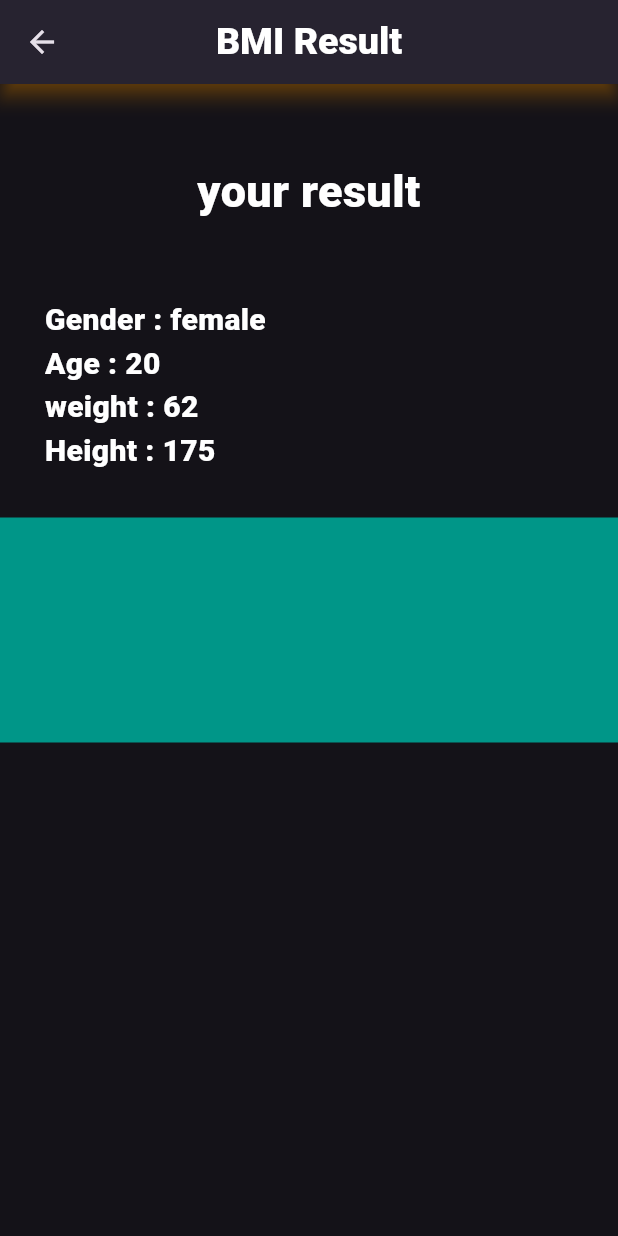
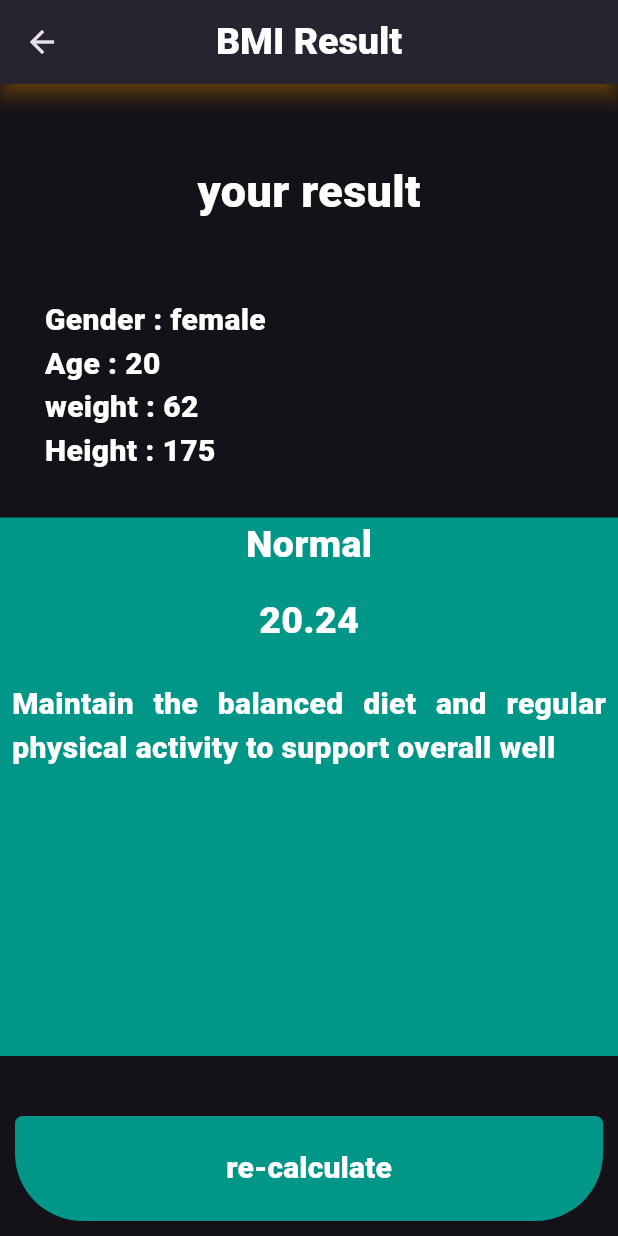
Before and after one commit to Rupeshd/BMI-Calculator, a Flutter app: the screen it shows after launch, after a tap on "Calculate BMI", on a phone screen of 412 x 824 dp. Run offline on Flutter 3.47's test engine with Material 3 defaults, Android fonts, the phone set to English and light mode, and no system bars; Roboto replaces fonts that are missing (Times New Roman).

Commit message:
Initial BMI calculator project

```diff
--- a/lib/data.dart
+++ b/lib/data.dart
@@ -1,5 +1,15 @@
-  int heightValue = 175;
+  import 'dart:ffi';
+
+import 'package:flutter/material.dart';
+
+int heightValue = 175;
   int weightVal = 62;
   int ageVal = 20;
   int gender = 0;
   double bmi = (weightVal / (heightValue * heightValue)) * 10000;
+  List<Color> resultTextColor = [Colors.redAccent, Colors.blueAccent];
+  Color resultcolor = resultTextColor[0];
+
+  String resultType = "Normal";
+  List<String> commentinfo = ["Maintain the balanced diet and regular physical activity to support overall well","being and prevent the onset of weight relateed health issues" ];
+  String comment = commentinfo[0];
--- a/lib/input.dart
+++ b/lib/input.dart
@@ -11,7 +11,9 @@ class Input extends StatefulWidget {
 
 class _InputState extends State<Input> {
   @override
+
   Widget build(BuildContext context) {
+
 
     return Scaffold(
         appBar: AppBar(
@@ -307,7 +309,24 @@ class _InputState extends State<Input> {
                 ),
                  child: TextButton(
                   onPressed: () {
+                    bmi = (weightVal / (heightValue * heightValue)) * 10000;
 
+                      if (bmi >= 30) {
+                          resultType = "Obesity";
+                          comment = commentinfo[0];
+                        }
+                        else if (bmi >= 25) {
+                          resultType = "Overweight";
+                          comment = commentinfo[1];
+                        }
+                        else if (bmi >= 18.5) {
+                          resultType = "Normal";
+                          comment = commentinfo[0];
+                        }
+                        else {
+                          resultType = "Underweight";
+                          comment = commentinfo[1];
+                        }
 
 
                     Navigator.push(context,
--- a/lib/result.dart
+++ b/lib/result.dart
@@ -1,27 +1,34 @@
 import 'package:bmi_calculator/data.dart';
+import 'package:bmi_calculator/input.dart';
 import 'package:flutter/material.dart';
 
 class Result extends StatefulWidget {
-  const new({super.key});
+  const Result({super.key});
 
   @override
   State<Result> createState() => _ResultState();
 }
 
 class _ResultState extends State<Result> {
-
-  Widget addText(double fontSize, Color textColor, FontWeight fontweight, TextAlign textalign, String text){
+  Widget addText(
+    double fontSize,
+    Color textColor,
+    FontWeight fontweight,
+    TextAlign textalign,
+    String text,
+  ) {
     return Text(
       text,
-      textAlign: TextAlign.center,
+      textAlign: textalign,
       style: TextStyle(
         fontSize: fontSize,
         fontWeight: fontweight,
         color: textColor,
-
+        fontFamily: "Times New Roman"
       ),
     );
   }
+
   @override
   Widget build(BuildContext context) {
     return Scaffold(
@@ -40,39 +47,134 @@ class _ResultState extends State<Result> {
       ),
       body: Center(
         child: Column(
+          mainAxisAlignment: MainAxisAlignment.center,
           children: [
-            SizedBox(height: 50,),
-            addText(30, Colors.white, FontWeight(1000), TextAlign.left , 'your result'),
-            SizedBox(height: 50,),
+            SizedBox(height: 50),
+            addText(
+              30,
+              Colors.white,
+              FontWeight(1000),
+              TextAlign.left,
+              'your result',
+            ),
+            SizedBox(height: 50),
             Container(
               alignment: Alignment.centerLeft,
               margin: EdgeInsets.only(left: 30),
-              child: addText(20, Colors.white, FontWeight(1000), TextAlign.center, 'Gender : ${gender == 1 ? 'male' : 'female'}'),
+              child: addText(
+                20,
+                Colors.white,
+                FontWeight(1000),
+                TextAlign.center,
+                'Gender : ${gender == 1 ? 'male' : 'female'}',
               ),
-              Container(
+            ),
+            Container(
               alignment: Alignment.centerLeft,
               margin: EdgeInsets.only(left: 30),
-              child: addText(20, Colors.white, FontWeight(1000), TextAlign.center, 'Age : $ageVal'),
+              child: addText(
+                20,
+                Colors.white,
+                FontWeight(1000),
+                TextAlign.center,
+                'Age : $ageVal',
               ),
-              Container(
+            ),
+            Container(
               alignment: Alignment.centerLeft,
               margin: EdgeInsets.only(left: 30),
-              child: addText(20, Colors.white, FontWeight(1000), TextAlign.center, 'weight : $weightVal'),
+              child: addText(
+                20,
+                Colors.white,
+                FontWeight(1000),
+                TextAlign.center,
+                'weight : $weightVal',
               ),
-              Container(
+            ),
+            Container(
               alignment: Alignment.centerLeft,
               margin: EdgeInsets.only(left: 30),
-              child: addText(20, Colors.white, FontWeight(1000), TextAlign.center, 'Height : $heightValue'),
+              child: addText(
+                20,
+                Colors.white,
+                FontWeight(1000),
+                TextAlign.center,
+                'Height : $heightValue',
               ),
+            ),
 
-              SizedBox(height: 30,),
+            SizedBox(height: 30),
 
-              Container(
+            Expanded(
+              child: Container(
                 height: 150,
                 width: double.infinity,
                 color: Colors.teal,
-              )
-
+                alignment: Alignment.center,
+                child: Column(
+                  children: [
+                    addText(
+                      25,
+                      Colors.white,
+                      FontWeight(1000),
+                      TextAlign.left,
+                      resultType,
+                    ),
+                    SizedBox(height: 15),
+                    addText(
+                      25,
+                      Colors.white,
+                      FontWeight(1000),
+                      TextAlign.left,
+                      bmi.toStringAsFixed(2),
+                    ),
+                    SizedBox(height: 15),
+                    Padding(
+                      padding: const EdgeInsets.all(8.0),
+                      child: addText(
+                        20,
+                        Colors.white,
+                        FontWeight(1000),
+                        TextAlign.justify,
+                        comment,
+                      ),
+                    ),
+                  ],
+                ),
+              ),
+            ),
+            SizedBox(height: 30),
+            Container(
+              width: double.infinity,
+              margin: const EdgeInsets.fromLTRB(10.0, 10.0, 10.0, 10.0),
+              height: 70.0,
+              decoration: const BoxDecoration(
+                color: Colors.teal,
+                borderRadius: BorderRadius.only(
+                  topLeft: Radius.circular(5.0),
+                  topRight: Radius.circular(5.0),
+                  bottomLeft: Radius.circular(45.0),
+                  bottomRight: Radius.circular(45.0),
+                ),
+              ),
+              child: TextButton(
+                onPressed: () {
+                  Navigator.push(
+                    context,
+                    MaterialPageRoute(builder: (context) => const Input()),
+                  );
+                },
+                child: Text(
+                  're-calculate',
+                  style: TextStyle(
+                    fontFamily: 'Times New Roman',
+                    color: Colors.white,
+                    fontSize: 20,
+                    fontWeight: FontWeight(1000),
+                  ),
+                ),
+              ),
+            ),
           ],
         ),
       ),
```
Also changed, not shown: 1 other file.
